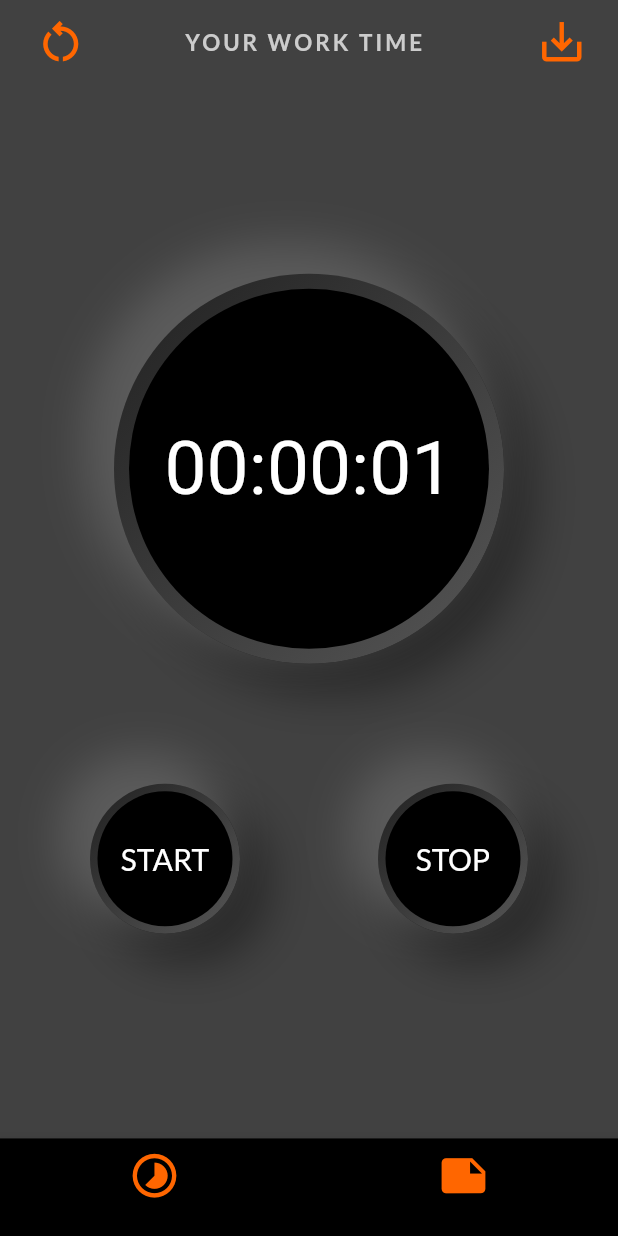
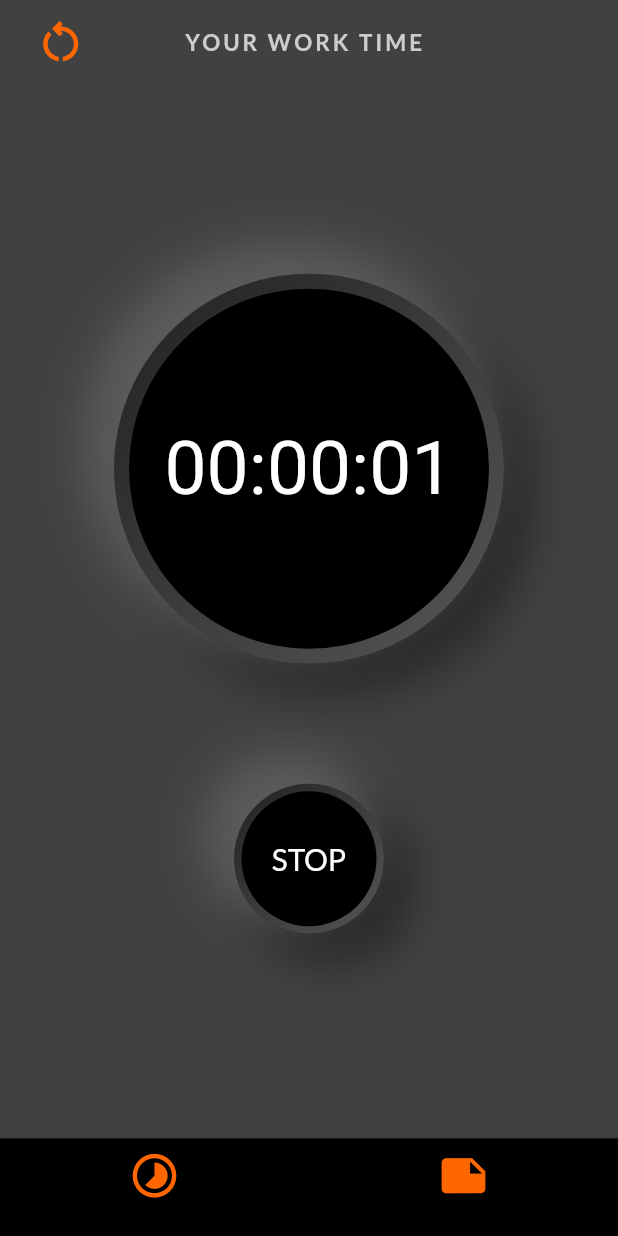
Before and after one commit to dariapichlak/work_time, a Flutter app: the screen it shows after launch, after a tap on "START", on a phone screen of 412 x 824 dp. Run offline on Flutter 3.47's test engine with Material 2 defaults, Android fonts, the phone set to English and light mode, and no system bars; our stand-ins replace google_fonts, sqflite; accounts and stored records are empty.

```diff
--- a/lib/pages/timer_page.dart
+++ b/lib/pages/timer_page.dart
@@ -18,7 +18,6 @@ class _TimerPageState extends State<TimerPage> {
   Timer? timer;
   bool isCountdown = false;
   static const countdownDuration = Duration(seconds: 10);
-  // List laps = [];
 
   @override
   void initState() {
@@ -26,13 +25,6 @@ class _TimerPageState extends State<TimerPage> {
 
     reset();
   }
-
-  // void addLaps() {
-  //   String lap = '$duration';
-  //   setState(() {
-  //     laps.add(lap);
-  //   });
-  // }
 
   void reset() {
     if (isCountdown) {
@@ -53,9 +45,8 @@ class _TimerPageState extends State<TimerPage> {
   }
 
   void addTime() {
-    final addSeconds = 1;
     setState(() {
-      final seconds = duration.inSeconds + addSeconds;
+      final seconds = duration.inSeconds + 1;
       duration = Duration(seconds: seconds);
     });
   }
@@ -75,7 +66,6 @@ class _TimerPageState extends State<TimerPage> {
     final minutes = twoDigits(duration.inMinutes.remainder(60));
     final seconds = twoDigits(duration.inSeconds.remainder(60));
     final hours = twoDigits(duration.inHours);
-    // final currentTime = DateFormat.yMMMd().format(DateTime.now()).toString();
 
     return Scaffold(
       appBar: AppBar(
@@ -100,12 +90,10 @@ class _TimerPageState extends State<TimerPage> {
               right: 15.0,
             ),
             child: IconButton(
-                onPressed: () {
-                  // addLaps();
-                },
+                onPressed: () {},
                 icon: const Icon(
                   Icons.save_alt_outlined,
-                  color: Color.fromARGB(255, 255, 102, 0),
+                  color: Colors.transparent,
                   size: 35,
                 )),
           )
@@ -186,49 +174,35 @@ class _TimerPageState extends State<TimerPage> {
           ),
           Padding(
             padding: const EdgeInsets.symmetric(horizontal: 60.0),
-            child: Row(
-              mainAxisAlignment: MainAxisAlignment.spaceBetween,
-              crossAxisAlignment: CrossAxisAlignment.center,
-              children: [
-                InkWell(
-                    onTap: () {
-                      startTimer();
-                    },
-                    child: const BottomTime('START')),
-                InkWell(
-                    onTap: () {
-                      stopTimer(resets: false);
-                    },
-                    child: const BottomTime('STOP')),
-              ],
-            ),
+            child: buttonStartStop(),
           ),
           const SizedBox(
             height: 10,
           ),
-          // Container(
-          //     color: Colors.transparent,
-          //     height: 100,
-          //     child: ListView.builder(
-          //       itemCount: laps.length,
-          //       itemBuilder: (context, index) {
-          //         return Padding(
-          //           padding: const EdgeInsets.all(16),
-          //           child: Row(
-          //             children: [
-          //               Text(currentTime),
-          //               const SizedBox(
-          //                 width: 20,
-          //               ),
-          //               Text('${laps[index]}'),
-          //             ],
-          //           ),
-          //         );
-          //       },
-          //     )),
         ],
       ),
     );
+  }
+
+  Widget buttonStartStop() {
+    final isRunning = timer == null ? false : timer!.isActive;
+    final isCompleted = duration.inSeconds == 0;
+
+    return isRunning || !isCompleted
+        ? InkWell(
+            onTap: () {
+              if (isRunning) {
+                stopTimer(resets: false);
+              } else {
+                startTimer();
+              }
+            },
+            child: BottomTime(isRunning ? 'STOP' : 'START'))
+        : InkWell(
+            onTap: () {
+              startTimer();
+            },
+            child: const BottomTime('START'));
   }
 }
 
```
